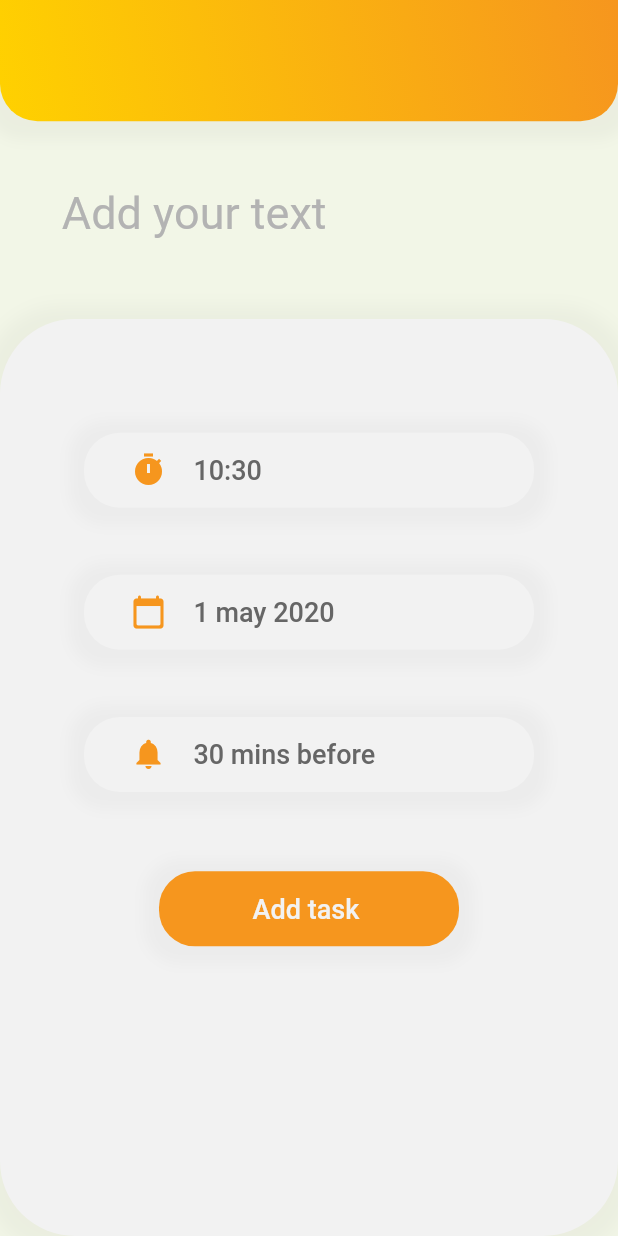
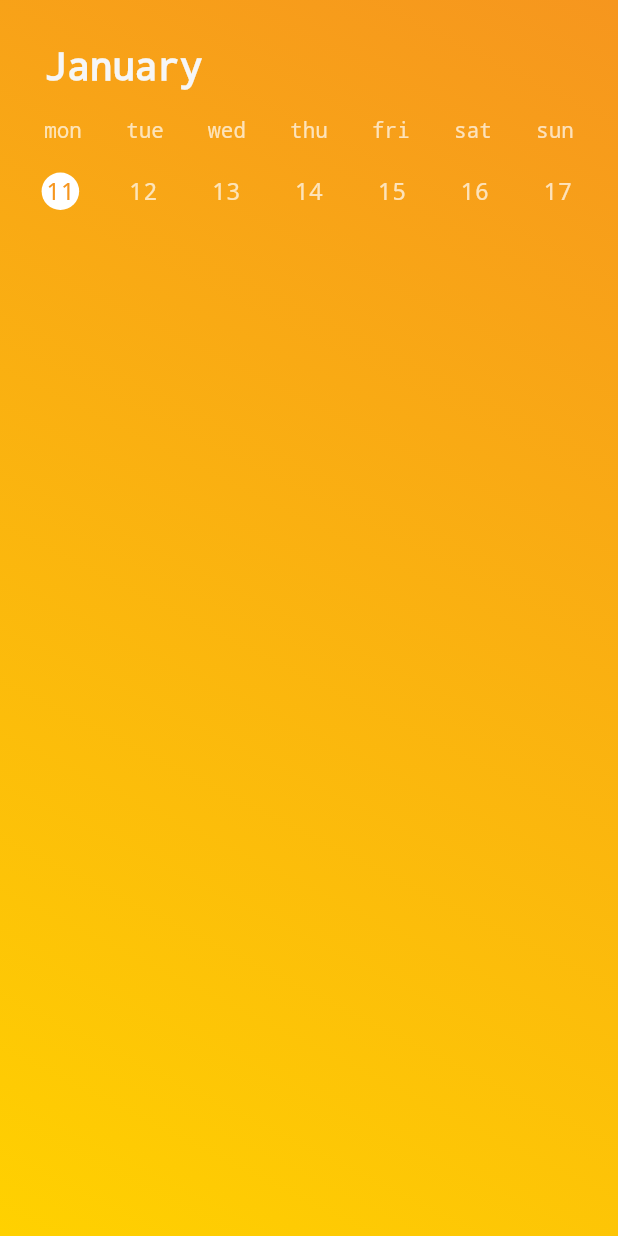
Before and after one commit to jopaul23/Todo_Hacked, a Flutter app: the screen it shows after launch, on a phone screen of 412 x 824 dp. Run offline on Flutter 3.47's test engine with Material 2 defaults, Android fonts, the phone set to English and light mode, and no system bars; our stand-ins replace flutter_hooks, google_fonts; missing offline and left inert: dart:ffi.

Commit message:
added calender to homepage

```diff
--- /dev/null
+++ b/lib/HomePage/Widgets/calender.dart
@@ -0,0 +1,127 @@
+import 'package:Todo_App/styles/styles.dart';
+import 'package:flutter/material.dart';
+
+class Calender extends StatelessWidget {
+  final DateTime date;
+
+  const Calender(this.date);
+
+  @override
+  Widget build(BuildContext context) {
+    final style = TextStyle(
+        color: Styles.white2,
+        fontWeight: FontWeight.bold,
+        decoration: TextDecoration.none);
+    const List<String> weekDays = [
+      "mon",
+      "tue",
+      "wed",
+      "thu",
+      "fri",
+      "sat",
+      "sun"
+    ];
+    final days = generateDays();
+    return Column(
+      crossAxisAlignment: CrossAxisAlignment.start,
+      children: [
+        Padding(
+            padding: const EdgeInsets.only(top: 30.0, left: 30.0, bottom: 20.0),
+            child: Text(getMonth(), style: style.copyWith(fontSize: 25))),
+        Column(
+          children: [
+            Row(
+                mainAxisAlignment: MainAxisAlignment.spaceEvenly,
+                children: List.generate(weekDays.length, (int index) {
+                  return Text(
+                    "${weekDays[index]}",
+                    style: TextStyle(
+                        color: Styles.white1.withOpacity(0.7),
+                        fontSize: 14,
+                        decoration: TextDecoration.none,
+                        fontWeight: FontWeight.normal),
+                  );
+                })),
+            const SizedBox(height: 20.0),
+            Row(
+                mainAxisAlignment: MainAxisAlignment.spaceEvenly,
+                children: List.generate(days.length, (int index) {
+                  return Container(
+                    height: 25,
+                    width: 30,
+                    alignment: Alignment.center,
+                    decoration: BoxDecoration(
+                        shape: BoxShape.circle,
+                        color: days[index] == "${date.day}"
+                            ? Styles.white1
+                            : Colors.transparent),
+                    child: Text(
+                      "${days[index]}",
+                      style: TextStyle(
+                          color: days[index] == "${date.day}"
+                              ? Styles.t1Orange
+                              : Styles.white1.withOpacity(0.7),
+                          fontSize: 16,
+                          decoration: TextDecoration.none,
+                          fontWeight: FontWeight.normal),
+                    ),
+                  );
+                })),
+          ],
+        )
+      ],
+    );
+  }
+
+  List<String> generateDays() {
+    int weekday = date.weekday;
+    int day = date.day;
+    int start = (day - weekday).abs(), end = start + 7;
+    List<String> days = [];
+    for (int i = start; i < end; i++) days.add("${i + 1}");
+    return days;
+  }
+
+  String getMonth() {
+    String month;
+    switch (date.month) {
+      case 1:
+        month = "January";
+        break;
+      case 2:
+        month = "February";
+        break;
+      case 3:
+        month = "March";
+        break;
+      case 4:
+        month = "April";
+        break;
+      case 5:
+        month = "May";
+        break;
+      case 6:
+        month = "June";
+        break;
+      case 7:
+        month = "July";
+        break;
+      case 8:
+        month = "August";
+        break;
+      case 9:
+        month = "September";
+        break;
+      case 10:
+        month = "October";
+        break;
+      case 11:
+        month = "November";
+        break;
+      case 12:
+        month = "December";
+        break;
+    }
+    return month;
+  }
+}
--- a/lib/HomePage/Widgets/mainPage.dart
+++ b/lib/HomePage/Widgets/mainPage.dart
@@ -0,0 +1,26 @@
+import 'package:Todo_App/styles/styles.dart';
+import 'package:flutter/material.dart';
+
+import 'calender.dart';
+
+class HomePage extends StatefulWidget {
+  @override
+  _HomePageState createState() => _HomePageState();
+}
+
+class _HomePageState extends State<HomePage> {
+  @override
+  Widget build(BuildContext context) {
+    final Size size = MediaQuery.of(context).size;
+    return SingleChildScrollView(
+        child: Container(
+      height: size.height,
+      decoration: BoxDecoration(
+        gradient: Styles.t1Gradient,
+      ),
+      child: Column(
+        children: <Widget>[Calender(DateTime.now())],
+      ),
+    ));
+  }
+}
--- a/lib/WelcomeScreen/Widgets/mainPage.dart
+++ b/lib/WelcomeScreen/Widgets/mainPage.dart
@@ -11,7 +11,6 @@ class WelcomeScreen extends StatefulWidget {
 class _WelcomeScreenState extends State<WelcomeScreen> {
   Widget build(BuildContext context) {
     final Size size = MediaQuery.of(context).size;
-    print(size.height);
     return Scaffold(
       body: ListView(
         padding: EdgeInsets.zero,
@@ -22,7 +21,6 @@ class _WelcomeScreenState extends State<WelcomeScreen> {
               gradient: Styles.t1Gradient,
             ),
             child: Column(
-              //mainAxisAlignment: MainAxisAlignment.center,
               children: [
                 SizedBox(
                   height: size.height * 0.09,
--- a/lib/main.dart
+++ b/lib/main.dart
@@ -1,4 +1,6 @@
+import 'package:Todo_App/HomePage/Widgets/mainPage.dart';
 import 'package:flutter/material.dart';
+import 'package:google_fonts/google_fonts.dart';
 import 'WelcomeScreen/Widgets/mainPage.dart';
 import 'TodoAddPage/Widgets/mainPage.dart';
 
@@ -13,10 +15,11 @@ class MyApp extends StatelessWidget {
     return MaterialApp(
       title: 'Todo App',
       theme: ThemeData(
+        fontFamily: GoogleFonts.rubik().fontFamily,
         primarySwatch: Colors.blue,
         visualDensity: VisualDensity.adaptivePlatformDensity,
       ),
-      home: TodoAddPage(),
+      home: HomePage(),
     );
   }
 }
```
Also changed, not shown: lib/Common widgets/shadow.dart (added, +41 -0 lines), lib/Common widgets/textfield.dart (+46 -24 lines), pubspec.yaml (+4 -10 lines), pubspec.lock.
